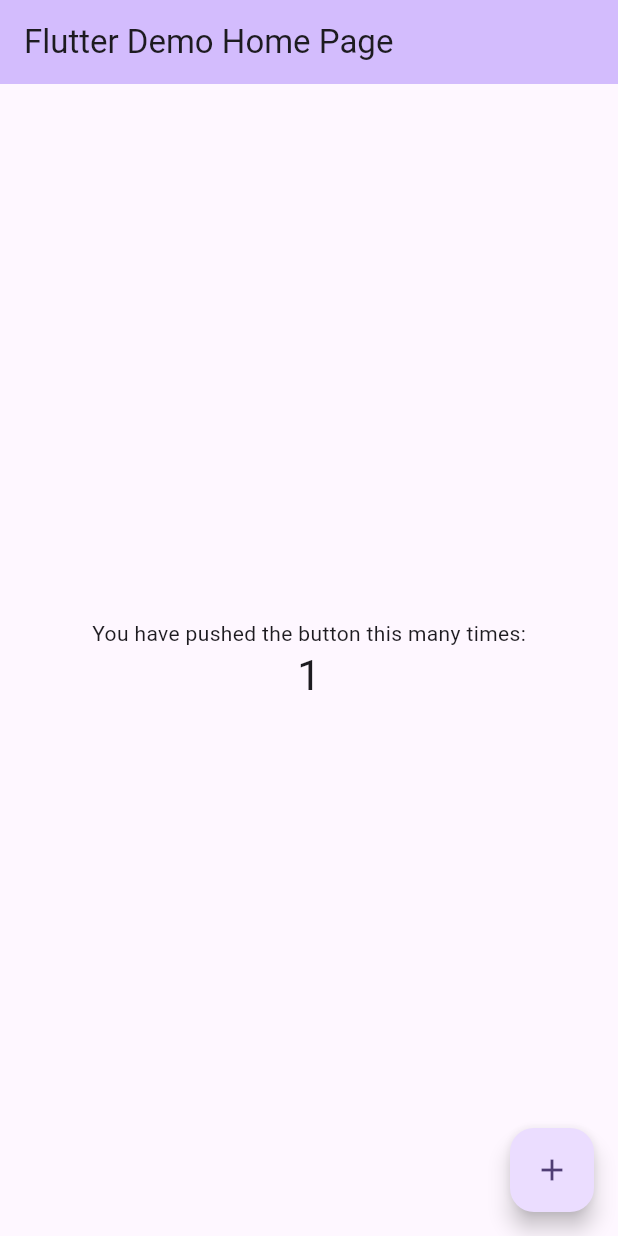
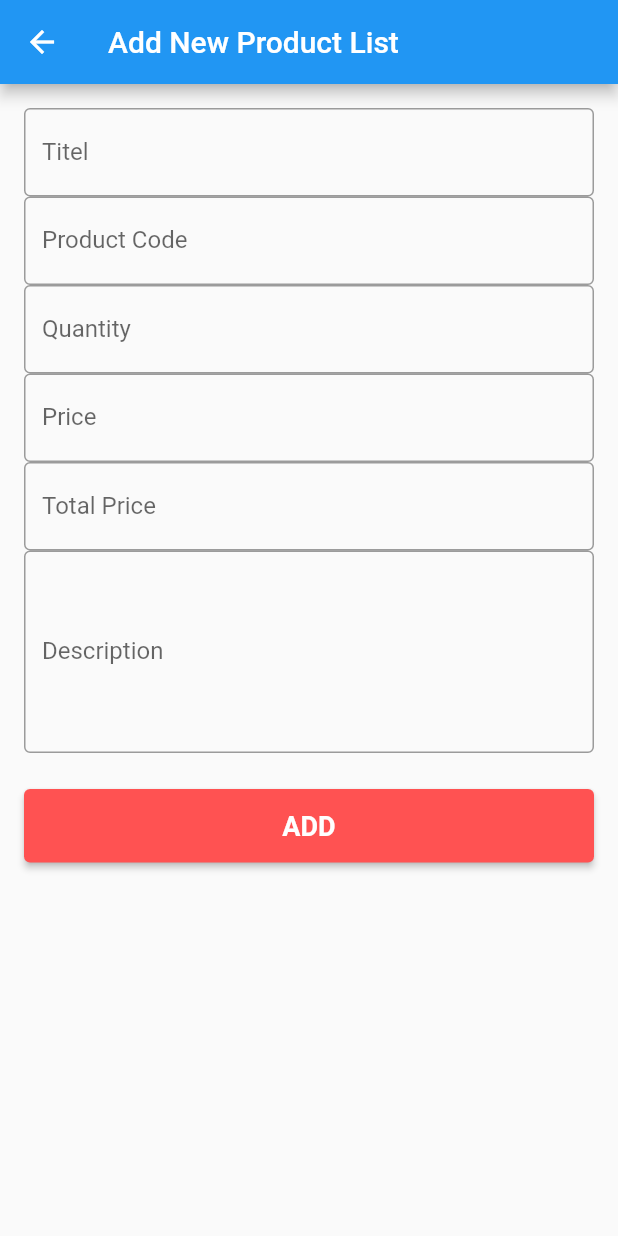
Before and after one commit to yasinpalash/ostad_module11_rest_api, a Flutter app: the screen it shows after launch, after a tap on the "add" icon, on a phone screen of 412 x 824 dp. Run offline on Flutter 3.47's test engine with Material 2 defaults, Android fonts, the phone set to English and light mode, and no system bars; network calls fail.

Commit message:
update all

```diff
--- a/lib/main.dart
+++ b/lib/main.dart
@@ -1,125 +1,18 @@
 import 'package:flutter/material.dart';
+import 'package:moduel/screens/product_list_screen.dart';
 
 void main() {
-  runApp(const MyApp());
+  runApp(const CrudApp());
 }
 
-class MyApp extends StatelessWidget {
-  const MyApp({super.key});
+class CrudApp extends StatelessWidget {
+  const CrudApp({super.key});
 
-  // This widget is the root of your application.
   @override
   Widget build(BuildContext context) {
-    return MaterialApp(
-      title: 'Flutter Demo',
-      theme: ThemeData(
-        // This is the theme of your application.
-        //
-        // TRY THIS: Try running your application with "flutter run". You'll see
-        // the application has a blue toolbar. Then, without quitting the app,
-        // try changing the seedColor in the colorScheme below to Colors.green
-        // and then invoke "hot reload" (save your changes or press the "hot
-        // reload" button in a Flutter-supported IDE, or press "r" if you used
-        // the command line to start the app).
-        //
-        // Notice that the counter didn't reset back to zero; the application
-        // state is not lost during the reload. To reset the state, use hot
-        // restart instead.
-        //
-        // This works for code too, not just values: Most code changes can be
-        // tested with just a hot reload.
-        colorScheme: ColorScheme.fromSeed(seedColor: Colors.deepPurple),
-        useMaterial3: true,
-      ),
-      home: const MyHomePage(title: 'Flutter Demo Home Page'),
+    return const MaterialApp(
+      home: ProductListScreen(),
+
     );
   }
 }
-
-class MyHomePage extends StatefulWidget {
-  const MyHomePage({super.key, required this.title});
-
-  // This widget is the home page of your application. It is stateful, meaning
-  // that it has a State object (defined below) that contains fields that affect
-  // how it looks.
-
-  // This class is the configuration for the state. It holds the values (in this
-  // case the title) provided by the parent (in this case the App widget) and
-  // used by the build method of the State. Fields in a Widget subclass are
-  // always marked "final".
-
-  final String title;
-
-  @override
-  State<MyHomePage> createState() => _MyHomePageState();
-}
-
-class _MyHomePageState extends State<MyHomePage> {
-  int _counter = 0;
-
-  void _incrementCounter() {
-    setState(() {
-      // This call to setState tells the Flutter framework that something has
-      // changed in this State, which causes it to rerun the build method below
-      // so that the display can reflect the updated values. If we changed
-      // _counter without calling setState(), then the build method would not be
-      // called again, and so nothing would appear to happen.
-      _counter++;
-    });
-  }
-
-  @override
-  Widget build(BuildContext context) {
-    // This method is rerun every time setState is called, for instance as done
-    // by the _incrementCounter method above.
-    //
-    // The Flutter framework has been optimized to make rerunning build methods
-    // fast, so that you can just rebuild anything that needs updating rather
-    // than having to individually change instances of widgets.
-    return Scaffold(
-      appBar: AppBar(
-        // TRY THIS: Try changing the color here to a specific color (to
-        // Colors.amber, perhaps?) and trigger a hot reload to see the AppBar
-        // change color while the other colors stay the same.
-        backgroundColor: Theme.of(context).colorScheme.inversePrimary,
-        // Here we take the value from the MyHomePage object that was created by
-        // the App.build method, and use it to set our appbar title.
-        title: Text(widget.title),
-      ),
-      body: Center(
-        // Center is a layout widget. It takes a single child and positions it
-        // in the middle of the parent.
-        child: Column(
-          // Column is also a layout widget. It takes a list of children and
-          // arranges them vertically. By default, it sizes itself to fit its
-          // children horizontally, and tries to be as tall as its parent.
-          //
-          // Column has various properties to control how it sizes itself and
-          // how it positions its children. Here we use mainAxisAlignment to
-          // center the children vertically; the main axis here is the vertical
-          // axis because Columns are vertical (the cross axis would be
-          // horizontal).
-          //
-          // TRY THIS: Invoke "debug painting" (choose the "Toggle Debug Paint"
-          // action in the IDE, or press "p" in the console), to see the
-          // wireframe for each widget.
-          mainAxisAlignment: MainAxisAlignment.center,
-          children: <Widget>[
-            const Text(
-              'You have pushed the button this many times:',
-            ),
-            Text(
-              '$_counter',
-              style: Theme.of(context).textTheme.headlineMedium,
-            ),
-          ],
-        ),
-      ),
-      floatingActionButton: FloatingActionButton(
-        onPressed: _incrementCounter,
-        tooltip: 'Increment',
-        child: const Icon(Icons.add),
-      ), // This trailing comma makes auto-formatting nicer for build methods.
-    );
-  }
-}
--- /dev/null
+++ b/lib/screens/add_new_product_screen.dart
@@ -0,0 +1,133 @@
+import 'package:flutter/cupertino.dart';
+import 'package:flutter/material.dart';
+
+class AddNewProductScreen extends StatefulWidget {
+  const AddNewProductScreen({super.key});
+
+  @override
+  State<AddNewProductScreen> createState() => _AddNewProductScreenState();
+}
+
+class _AddNewProductScreenState extends State<AddNewProductScreen> {
+  final TextEditingController _titelTEController=TextEditingController();
+  final TextEditingController _productCodeTEController=TextEditingController();
+  final TextEditingController _quantityTEController=TextEditingController();
+  final TextEditingController _priceTEController=TextEditingController();
+  final TextEditingController _totalPriceTEController=TextEditingController();
+  final TextEditingController _descriptionTEController=TextEditingController();
+
+
+  @override
+  Widget build(BuildContext context) {
+    return Scaffold(
+      appBar: AppBar(
+        title: const Text('Add New Product List'),
+      ),
+      body: SingleChildScrollView(
+        child: Padding(
+          padding: const EdgeInsets.all(16),
+          child: Column(
+            children: [
+              TextFormField(
+                controller: _titelTEController,
+                decoration: const InputDecoration(
+                  label: Text('Titel'),
+                  hintText: 'Enter  Product Titel',
+                  focusedBorder: OutlineInputBorder(),
+                  border: OutlineInputBorder()
+
+                ),
+
+              ),
+              TextFormField(
+                controller: _productCodeTEController,
+                keyboardType: TextInputType.number,
+                decoration: const InputDecoration(
+                    label: Text('Product Code'),
+                    hintText: 'Enter  Product code',
+                    focusedBorder: OutlineInputBorder(),
+                    border: OutlineInputBorder()
+
+                ),
+              ),
+              TextFormField(
+                controller: _quantityTEController,
+                decoration: const InputDecoration(
+                    label: Text('Quantity'),
+                    hintText: 'Enter  Quantity Titel',
+                    focusedBorder: OutlineInputBorder(),
+                    border: OutlineInputBorder()
+
+                ),
+
+              ),
+
+              TextFormField(
+                controller: _priceTEController,
+                keyboardType: TextInputType.number,
+                decoration: const InputDecoration(
+                    label: Text('Price'),
+                    hintText: 'Enter  Product Price',
+                    focusedBorder: OutlineInputBorder(),
+                    border: OutlineInputBorder()
+
+                ),
+              ),
+              TextFormField(
+                controller: _totalPriceTEController,
+                keyboardType: TextInputType.number,
+                decoration: const InputDecoration(
+                    label: Text('Total Price'),
+                    hintText: 'Enter  Total Product Price',
+                    focusedBorder: OutlineInputBorder(),
+                    border: OutlineInputBorder()
+
+                ),
+              ),
+              TextFormField(
+                controller: _descriptionTEController,
+                maxLines: 5,
+                decoration: const InputDecoration(
+                    label: Text('Description'),
+                    hintText: 'Enter  Product Description',
+                    focusedBorder: OutlineInputBorder(),
+                    border: OutlineInputBorder()
+
+                ),
+              ),
+
+              const SizedBox(
+                height: 24,
+              ),
+              SizedBox(
+                  width: double.infinity,
+                  child: ElevatedButton(
+                      style: ElevatedButton.styleFrom(
+                        backgroundColor: Colors.redAccent,
+                        padding: EdgeInsets.symmetric(vertical: 14),
+                        textStyle: TextStyle(
+                          fontSize: 18,
+                          fontWeight: FontWeight.bold
+                        )
+                      ),
+                      onPressed: (){}, child: Text('ADD')))
+
+            ],
+          ),
+        ),
+      ),
+    );
+  }
+  @override
+  void dispose(){
+    _titelTEController.dispose();
+    _productCodeTEController.dispose();
+    _quantityTEController.dispose();
+    _priceTEController.dispose();
+    _totalPriceTEController.dispose();
+    _descriptionTEController.dispose();
+    super.dispose();
+
+
+  }
+}
--- /dev/null
+++ b/lib/screens/product_list_screen.dart
@@ -0,0 +1,34 @@
+import 'package:flutter/material.dart';
+import 'package:moduel/screens/add_new_product_screen.dart';
+
+import '../widgets/productitem.dart';
+
+class ProductListScreen extends StatelessWidget {
+  const ProductListScreen({super.key});
+
+  @override
+  Widget build(BuildContext context) {
+    return Scaffold(
+      appBar: AppBar(
+        title: const Text('Product List'),
+      ),
+      floatingActionButton: FloatingActionButton(
+        onPressed: () {
+          Navigator.push(
+            context,
+            MaterialPageRoute(
+                builder: (context) => const AddNewProductScreen()),
+          );
+        },
+        child: Icon(Icons.add),
+      ),
+      body: ListView.separated(
+        itemCount: 10,
+        itemBuilder: (context, index) {
+          return const ProductItem();
+        },
+        separatorBuilder: (_, __) => const Divider(),
+      ),
+    );
+  }
+}
--- /dev/null
+++ b/lib/widgets/productitem.dart
@@ -0,0 +1,70 @@
+import 'package:flutter/material.dart';
+import 'package:moduel/screens/add_new_product_screen.dart';
+
+class ProductItem extends StatelessWidget {
+  const ProductItem({super.key});
+
+  @override
+  Widget build(BuildContext context) {
+    return ListTile(
+      onTap: () {
+        showDialog(
+            context: context,
+            builder: (context) {
+              return ProductActionDialog(context);
+            });
+      },
+      leading: Image.network(
+        'https://media1.popsugar-assets.com/files/thumbor/ahSeFFd7VEgBV1fJcl_OSnJYYH8=/0x0:1500x1500/fit-in/1584x1584/filters:format_auto():upscale()/2023/07/13/896/n/1922507/dff1438e64b05eeae74dc7.67262441_.jpg',
+        width: 80,
+      ),
+      title: Text('Product name '),
+      subtitle: const Column(
+        children: [
+          Row(
+            children: [
+              Text('Product name '),
+              SizedBox(width: 24,),
+              Text('Product name '),
+
+
+            ],
+          ),
+          Text('Product Description '),
+        ],
+      ),
+      trailing: Text('\$120'),
+    );
+  }
+
+  AlertDialog ProductActionDialog(BuildContext context) {
+    return AlertDialog(
+              title: Text('Select Action  '),
+              content: Column(
+                mainAxisSize: MainAxisSize.min,
+                children: [
+                  ListTile(
+                    title: Text('Edit'),
+                    onTap: () {
+                      Navigator.pop(context);
+                      Navigator.push(
+                        context,
+                        MaterialPageRoute(
+                            builder: (context) =>
+                                const AddNewProductScreen()),
+                      );
+                    },
+                    leading: Icon(Icons.edit),
+                  ),
+                  ListTile(
+                    title: Text('Delete'),
+                    onTap: (){
+                      Navigator.pop(context);
+                    },
+                    leading: Icon(Icons.delete_outlined),
+                  )
+                ],
+              ),
+            );
+  }
+}
```
